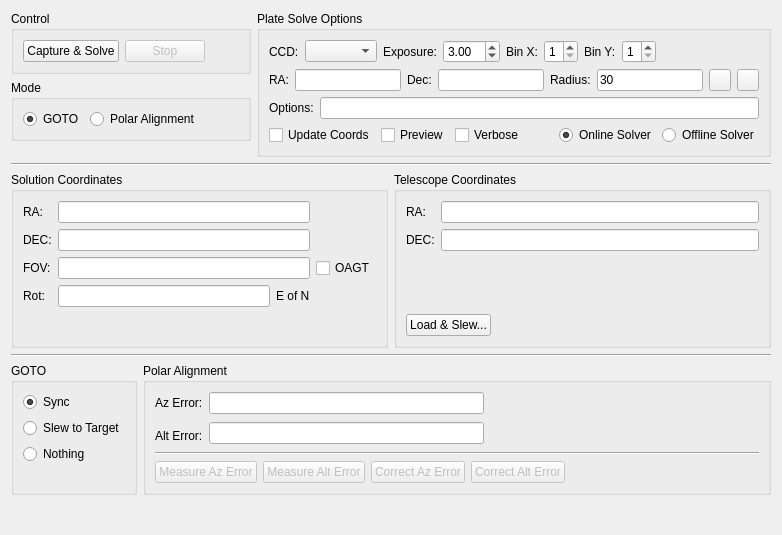
Before: the Qt Designer form kstars/ekos/align.ui in KDE/kstars, drawn with Qt 5.
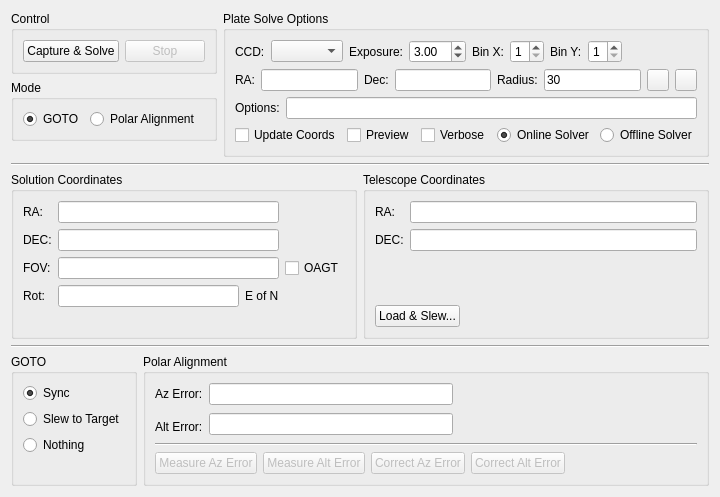
After: the same form once the commit is applied. Custom widgets are drawn as their Qt base class.

Commit message: Attempt to make the Ekos UI more laptop friendly

Diff of the .ui file:
```diff
--- a/kstars/ekos/align.ui
+++ b/kstars/ekos/align.ui
@@ -6,8 +6,8 @@
    <rect>
     <x>0</x>
     <y>0</y>
-    <width>782</width>
-    <height>535</height>
+    <width>676</width>
+    <height>497</height>
    </rect>
   </property>
   <layout class="QVBoxLayout" name="verticalLayout_4">
@@ -912,7 +912,7 @@
      <property name="sizeHint" stdset="0">
       <size>
        <width>20</width>
-       <height>40</height>
+       <height>1</height>
       </size>
      </property>
     </spacer>
```
The commit also changes 5 other files.
